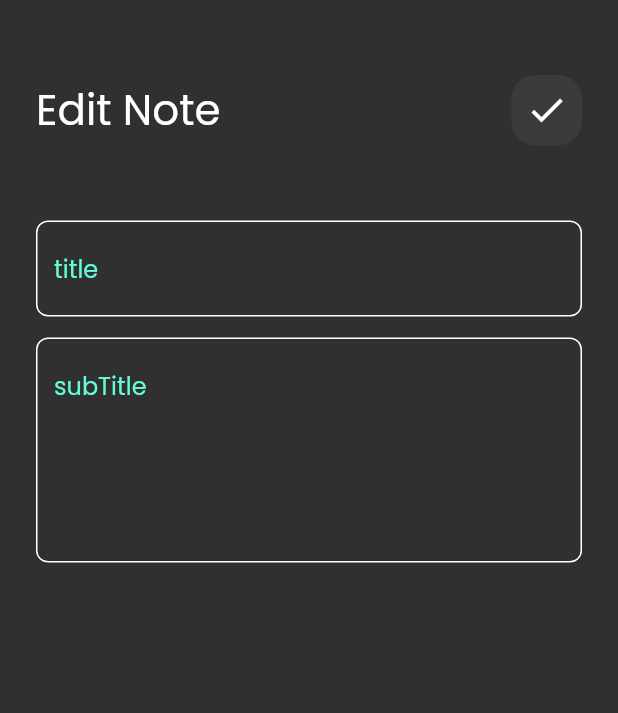
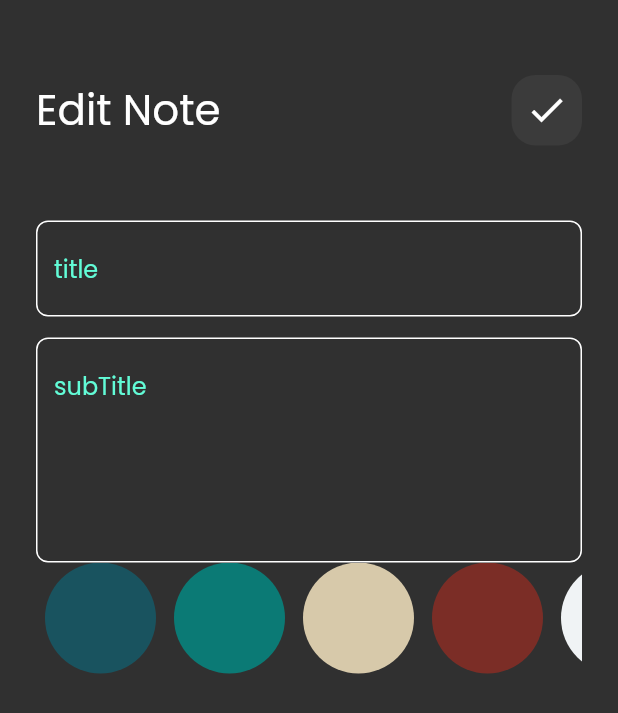
Before and after one commit to ESSAMAZI/notespro, a Flutter app: the EditNoteView screen opened directly with empty values, on a phone screen of 412 x 824 dp. Shown: the top 713 px of the screen. Run offline on Flutter 3.47's test engine with Material 2 defaults, Android fonts, the light colour scheme and no system bars; our stand-ins replace bloc, flutter_bloc, hive, hive_flutter; accounts and stored records are empty.

Commit message:
edit note color list

```diff
--- a/lib/constans.dart
+++ b/lib/constans.dart
@@ -4,3 +4,11 @@ import 'package:flutter/cupertino.dart';
 
 const KPrimaryColor = Color(0xff62FCD7);
 const kNotesBox = 'notes_box';
+//color palette generator
+List<Color> kColors = const [
+  Color(0xff19535f),
+  Color(0xff0b7a75),
+  Color(0xffD7C9AA),
+  Color(0xff7B2D26),
+  Color(0xffF0F3F5),
+];
--- a/lib/view/widgets/add_note_form.dart
+++ b/lib/view/widgets/add_note_form.dart
@@ -65,7 +65,8 @@ class _AddNoteFormState extends State<AddNoteForm> {
                         title: tilte!,
                         subTitle: subTitle!,
                         date: formattedCurrentDate,
-                        color: Colors.blue.value);
+                        color:
+                            BlocProvider.of<AddNoteCubit>(context).color.value);
 
                     BlocProvider.of<AddNoteCubit>(context).addNote(noteModel);
                   } else {
--- /dev/null
+++ b/lib/view/widgets/edit_note_colors_list_view.dart
@@ -0,0 +1,47 @@
+import 'package:flutter/cupertino.dart';
+import 'package:notepro/constans.dart';
+import 'package:notepro/model/note_model.dart';
+import 'package:notepro/view/widgets/color_list_view.dart';
+
+class EditNoteColorsList extends StatefulWidget {
+  const EditNoteColorsList({Key? key, required this.note}) : super(key: key);
+  final NoteModel note;
+  @override
+  State<EditNoteColorsList> createState() => _EditNoteColorsListState();
+}
+
+class _EditNoteColorsListState extends State<EditNoteColorsList> {
+  late int currentIndex;
+  @override
+  void initState() {
+    //جلب قيم  اللون المحدد ملاحظه التي نريد ان نعدل عليها
+    currentIndex = kColors.indexOf(Color(widget.note.color));
+    super.initState();
+  }
+
+  @override
+  Widget build(BuildContext context) {
+    return SizedBox(
+      height: 37 * 2,
+      child: ListView.builder(
+        itemCount: kColors.length,
+        scrollDirection: Axis.horizontal,
+        itemBuilder: (context, index) => Padding(
+          padding: const EdgeInsets.symmetric(horizontal: 6),
+          child: GestureDetector(
+              onTap: () {
+                setState(() {
+                  currentIndex = index;
+                  //التعديل
+                  widget.note.color = kColors[index].value;
+                  //ارسال اللون
+                  // BlocProvider.of<AddNoteCubit>(context).color = kColors[index];
+                });
+              },
+              child: ColorItme(
+                  color: kColors[index], isActive: currentIndex == index)),
+        ),
+      ),
+    );
+  }
+}
--- a/lib/view/widgets/edit_view_body.dart
+++ b/lib/view/widgets/edit_view_body.dart
@@ -2,8 +2,10 @@ import 'package:flutter/material.dart';
 import 'package:flutter_bloc/flutter_bloc.dart';
 import 'package:notepro/cubits/cubit_cubit/notes_cubit.dart';
 import 'package:notepro/model/note_model.dart';
+
 import 'package:notepro/view/widgets/custom_app_bar.dart';
 import 'package:notepro/view/widgets/custom_text_field.dart';
+import 'package:notepro/view/widgets/edit_note_colors_list_view.dart';
 
 class EditNoteViewBody extends StatefulWidget {
   const EditNoteViewBody({Key? key, required this.note}) : super(key: key);
@@ -62,6 +64,10 @@ class _EditNoteViewBodyState extends State<EditNoteViewBody> {
               content = value;
             },
           ),
+          EditNoteColorsList(
+            //نستقبل النوت معانا
+            note: widget.note,
+          ),
         ],
       ),
     );
--- a/lib/view/widgets/note_view_body.dart
+++ b/lib/view/widgets/note_view_body.dart
@@ -23,7 +23,7 @@ class _NoteViewBodyState extends State<NoteViewBody> {
   Widget build(BuildContext context) {
     return Padding(
       //
-      padding: const EdgeInsets.symmetric(horizontal: 24),
+      padding: const EdgeInsets.symmetric(horizontal: 18),
 
       child: Column(
         children: const [
```
Also changed, not shown: lib/view/widgets/color_list_view.dart (+5 -11 lines).
